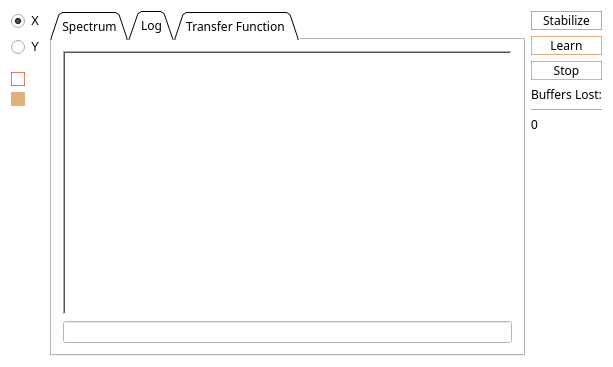
Old version of the form FASTSTABILIZER.ui in the repository Joseph459459/kHz-STABILIZER.
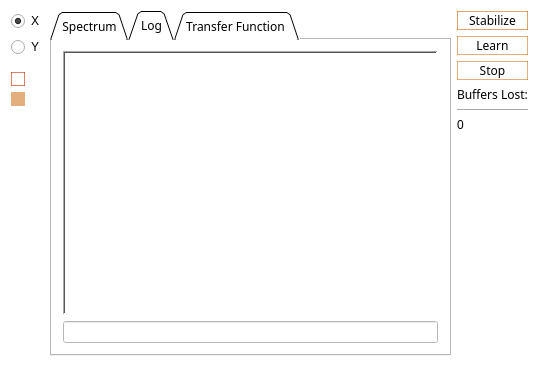
New version of the form. Icons and pictures are not drawn. Custom widgets are drawn as their Qt base class.

Diff of the .ui file:
```diff
--- a/FASTSTABILIZER.ui
+++ b/FASTSTABILIZER.ui
@@ -6,7 +6,7 @@
    <rect>
     <x>0</x>
     <y>0</y>
-    <width>613</width>
+    <width>539</width>
     <height>367</height>
    </rect>
   </property>
```
Left out of the diff: 16 changed lines with no effect on the pictures.
